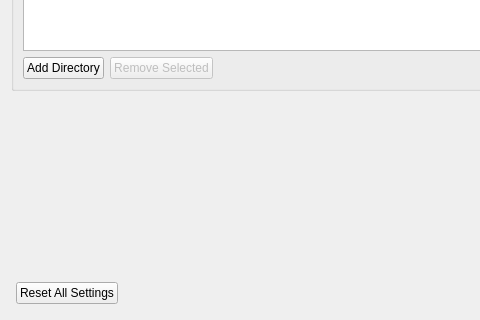
Old version of the form src/storm_switch/configuration/configure_general.ui in the repository ReiKatari/STORM_EDEN; both pictures show x 0 to 480 and y 248 to 568 of the 744 by 568 pixel window.
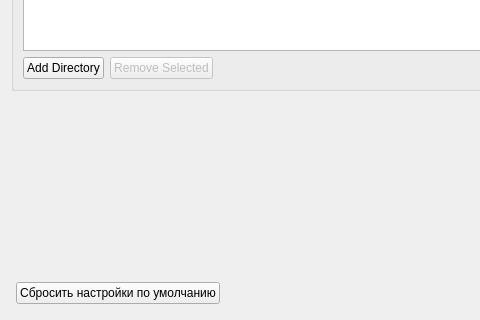
New version of the form.

Patch:
```diff
--- a/src/storm_switch/configuration/configure_general.ui
+++ b/src/storm_switch/configuration/configure_general.ui
@@ -139,7 +139,7 @@
        <item>
         <widget class="QPushButton" name="button_reset_defaults">
          <property name="text">
-          <string>Reset All Settings</string>
+          <string>Сбросить настройки по умолчанию</string>
          </property>
         </widget>
        </item>
```
